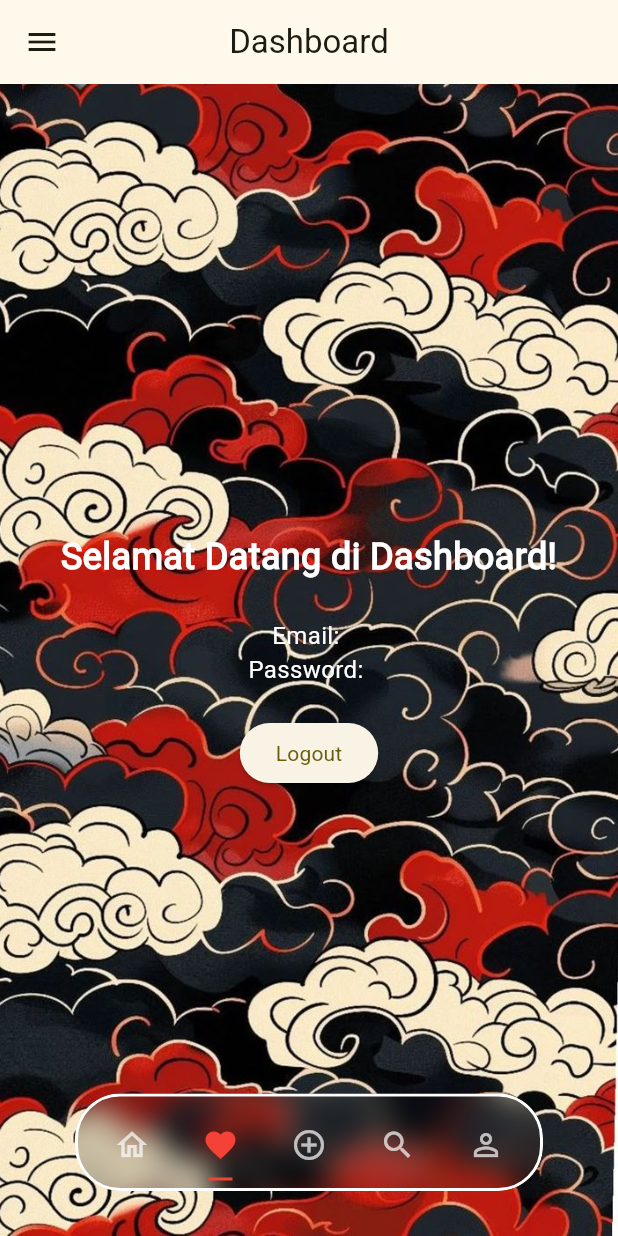
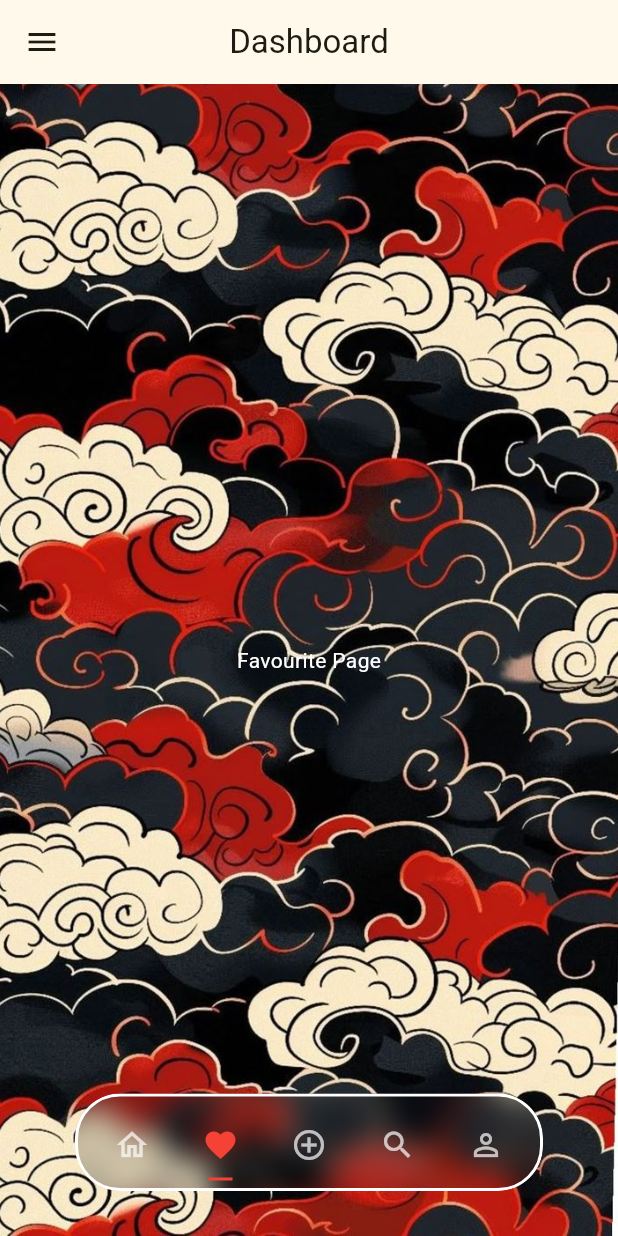
Before and after one commit to kirabian/PPKD_B3, a Flutter app: the DashboardPage screen opened by its route, item 2 of the bottom bar chosen, on a phone screen of 412 x 824 dp. Run offline on Flutter 3.47's test engine with Material 3 defaults, Android fonts, the phone set to English and light mode, and no system bars; drawn by our look-alikes of crystal_navigation_bar; our stand-ins replace flutter_holo_date_picker, lottie; missing offline and left inert: day_night_switch, day_night_time_picker.

Commit message:
UPDATE TUGAS 8

```diff
--- a/lib/tugas_6/about_me.dart
+++ b/lib/tugas_6/about_me.dart
@@ -1,7 +1,7 @@
 import 'package:flutter/material.dart';
 
-class AboutMePage extends StatelessWidget {
-  const AboutMePage({super.key});
+class AboutMePages extends StatelessWidget {
+  const AboutMePages({super.key});
 
   @override
   Widget build(BuildContext context) {
--- a/lib/tugas_6/dashboard_page.dart
+++ b/lib/tugas_6/dashboard_page.dart
@@ -1,14 +1,11 @@
 import 'package:crystal_navigation_bar/crystal_navigation_bar.dart';
 import 'package:flutter/material.dart';
-import 'package:ppkdb3/tugas_6/about_me.dart';
 import 'package:ppkdb3/tugas_6/checkbox.dart';
 import 'package:ppkdb3/tugas_6/datepicker.dart';
 import 'package:ppkdb3/tugas_6/dropdown.dart';
 import 'package:ppkdb3/tugas_6/switch.dart';
 import 'package:ppkdb3/tugas_6/timepacker.dart';
 import 'package:ppkdb3/tugas_6/tugas6.dart';
-
-enum _SelectedTab { home, favourite, add, search, profile }
 
 class DashboardPage extends StatefulWidget {
   final Map<String, String> userData;
@@ -20,19 +17,59 @@ class DashboardPage extends StatefulWidget {
 }
 
 class _DashboardPageState extends State<DashboardPage> {
-  _SelectedTab _selectedTab = _SelectedTab.home;
+  int _selectedIndex = 0;
 
-  void _handleIndexChanged(int index) {
-    setState(() {
-      _selectedTab = _SelectedTab.values[index];
-    });
+  // daftar halaman yang akan ditampilkan sesuai index
+  late final List<Widget> _widgetOptions = [
+    _buildHomeContent(),
+    const Center(
+      child: Text("Favourite Page", style: TextStyle(color: Colors.white)),
+    ),
+    const Center(
+      child: Text("Add Page", style: TextStyle(color: Colors.white)),
+    ),
+    const Center(
+      child: Text("Search Page", style: TextStyle(color: Colors.white)),
+    ),
+    const AboutMePage(),
+  ];
 
-    if (_SelectedTab.values[index] == _SelectedTab.profile) {
-      Navigator.push(
-        context,
-        MaterialPageRoute(builder: (context) => const AboutMePage()),
-      );
-    }
+  Widget _buildHomeContent() {
+    return Center(
+      child: Column(
+        mainAxisAlignment: MainAxisAlignment.center,
+        children: [
+          const Text(
+            'Selamat Datang di Dashboard!',
+            style: TextStyle(
+              fontSize: 24,
+              fontWeight: FontWeight.bold,
+              color: Colors.white,
+            ),
+          ),
+          const SizedBox(height: 24),
+          Text(
+            "Email: ${widget.userData['email']}",
+            style: const TextStyle(fontSize: 16, color: Colors.white),
+          ),
+          Text(
+            "Password: ${widget.userData['password']}",
+            style: const TextStyle(fontSize: 16, color: Colors.white),
+          ),
+          const SizedBox(height: 20),
+          ElevatedButton(
+            onPressed: () {
+              Navigator.pushAndRemoveUntil(
+                context,
+                MaterialPageRoute(builder: (context) => const WattpadClone()),
+                (Route<dynamic> route) => false,
+              );
+            },
+            child: const Text('Logout'),
+          ),
+        ],
+      ),
+    );
   }
 
   @override
@@ -42,11 +79,9 @@ class _DashboardPageState extends State<DashboardPage> {
         child: ListView(
           padding: EdgeInsets.zero,
           children: [
-            DrawerHeader(
-              decoration: const BoxDecoration(
-                color: Color.fromARGB(255, 0, 0, 0),
-              ),
-              child: const Text(
+            const DrawerHeader(
+              decoration: BoxDecoration(color: Color.fromARGB(255, 0, 0, 0)),
+              child: Text(
                 'Menu',
                 style: TextStyle(color: Colors.white, fontSize: 24),
               ),
@@ -55,30 +90,22 @@ class _DashboardPageState extends State<DashboardPage> {
               leading: const Icon(Icons.home),
               title: const Text('Home'),
               onTap: () {
-                Navigator.pushReplacement(
-                  context,
-                  MaterialPageRoute(
-                    builder: (context) =>
-                        DashboardPage(userData: widget.userData),
-                  ),
-                );
+                setState(() => _selectedIndex = 0);
+                Navigator.pop(context);
               },
             ),
             ListTile(
               leading: const Icon(Icons.info),
               title: const Text('About Me'),
               onTap: () {
-                Navigator.push(
-                  context,
-                  MaterialPageRoute(builder: (context) => const AboutMePage()),
-                );
+                setState(() => _selectedIndex = 4);
+                Navigator.pop(context);
               },
             ),
             ListTile(
               leading: const Icon(Icons.check_box),
               title: const Text('CheckBox Testing'),
               onTap: () {
-                // Implement settings functionality here
                 Navigator.push(
                   context,
                   MaterialPageRoute(
@@ -91,7 +118,6 @@ class _DashboardPageState extends State<DashboardPage> {
               leading: const Icon(Icons.switch_left),
               title: const Text('Switch Testing'),
               onTap: () {
-                // Implement settings functionality here
                 Navigator.push(
                   context,
                   MaterialPageRoute(
@@ -104,7 +130,6 @@ class _DashboardPageState extends State<DashboardPage> {
               leading: const Icon(Icons.expand_more),
               title: const Text('Dropdown Testing'),
               onTap: () {
-                // Implement settings functionality here
                 Navigator.push(
                   context,
                   MaterialPageRoute(
@@ -117,7 +142,6 @@ class _DashboardPageState extends State<DashboardPage> {
               leading: const Icon(Icons.date_range),
               title: const Text('DatePicker Testing'),
               onTap: () {
-                // Implement settings functionality here
                 Navigator.push(
                   context,
                   MaterialPageRoute(
@@ -130,7 +154,6 @@ class _DashboardPageState extends State<DashboardPage> {
               leading: const Icon(Icons.timelapse),
               title: const Text('TimePicker Testing'),
               onTap: () {
-                // Implement settings functionality here
                 Navigator.push(
                   context,
                   MaterialPageRoute(
@@ -157,12 +180,11 @@ class _DashboardPageState extends State<DashboardPage> {
       appBar: AppBar(
         title: const Text("Dashboard"),
         centerTitle: true,
-        backgroundColor: Colors.transparent, // transparan
-        elevation: 0, // hilangkan shadow
+        backgroundColor: Colors.transparent,
+        elevation: 0,
       ),
       body: Stack(
         children: [
-          // background image
           SizedBox(
             height: MediaQuery.of(context).size.height,
             child: Image.asset(
@@ -170,68 +192,27 @@ class _DashboardPageState extends State<DashboardPage> {
               fit: BoxFit.fitHeight,
             ),
           ),
-
-          // content
-          Center(
-            child: Column(
-              mainAxisAlignment: MainAxisAlignment.center,
-              children: [
-                const Text(
-                  'Selamat Datang di Dashboard!',
-                  style: TextStyle(
-                    fontSize: 24,
-                    fontWeight: FontWeight.bold,
-                    color: Color.fromARGB(255, 255, 255, 255),
-                  ),
-                ),
-                const SizedBox(height: 24),
-                Text(
-                  "Email: ${widget.userData['email']}",
-                  style: const TextStyle(
-                    fontSize: 16,
-                    color: Color.fromARGB(255, 255, 255, 255),
-                  ),
-                ),
-                Text(
-                  "Password: ${widget.userData['password']}",
-                  style: const TextStyle(fontSize: 16, color: Colors.white),
-                ),
-                const SizedBox(height: 20),
-                ElevatedButton(
-                  onPressed: () {
-                    Navigator.pushAndRemoveUntil(
-                      context,
-                      MaterialPageRoute(
-                        builder: (context) => const WattpadClone(),
-                      ),
-                      (Route<dynamic> route) => false,
-                    );
-                  },
-                  child: const Text('Logout'),
-                ),
-              ],
-            ),
-          ),
+          Center(child: _widgetOptions[_selectedIndex]),
         ],
       ),
       bottomNavigationBar: Padding(
         padding: const EdgeInsets.only(bottom: 10),
         child: CrystalNavigationBar(
-          currentIndex: _SelectedTab.values.indexOf(_selectedTab),
+          currentIndex: _selectedIndex,
           unselectedItemColor: Colors.white70,
           backgroundColor: const Color.fromARGB(255, 0, 0, 0).withOpacity(0.1),
           borderWidth: 2,
           outlineBorderColor: Colors.white,
-          onTap: _handleIndexChanged,
+          onTap: (value) {
+            setState(() {
+              _selectedIndex = value;
+            });
+          },
           items: [
-            // NOTE: pass IconData (Icons.*), not Icon(...)
             CrystalNavigationBarItem(
               icon: Icons.home,
               unselectedIcon: Icons.home_outlined,
-              selectedColor: const Color.fromARGB(255, 255, 255, 255),
-              badge: Badge(
-                label: Text("9+", style: TextStyle(color: Colors.white)),
-              ),
+              selectedColor: Colors.white,
             ),
             CrystalNavigationBarItem(
               icon: Icons.favorite,
@@ -251,7 +232,7 @@ class _DashboardPageState extends State<DashboardPage> {
             CrystalNavigationBarItem(
               icon: Icons.person,
               unselectedIcon: Icons.person_outline,
-              selectedColor: const Color.fromARGB(255, 255, 0, 0),
+              selectedColor: Colors.red,
             ),
           ],
         ),
@@ -259,3 +240,35 @@ class _DashboardPageState extends State<DashboardPage> {
     );
   }
 }
+
+class AboutMePage extends StatelessWidget {
+  const AboutMePage({super.key});
+
+  @override
+  Widget build(BuildContext context) {
+    return Center(
+      child: Column(
+        mainAxisAlignment: MainAxisAlignment.center,
+        children: const [
+          Text(
+            'About This App',
+            style: TextStyle(
+              fontSize: 24,
+              fontWeight: FontWeight.bold,
+              color: Colors.white,
+            ),
+          ),
+          SizedBox(height: 20),
+          Text(
+            'Aplikasi ini dibuat untuk mempelajari\n'
+            'materi Flutter seperti Navigasi, Drawer,\n'
+            'Bottom Navigation Bar, dan berbagai\n'
+            'komponen UI lainnya.',
+            textAlign: TextAlign.center,
+            style: TextStyle(fontSize: 16, color: Colors.white),
+          ),
+        ],
+      ),
+    );
+  }
+}
```
